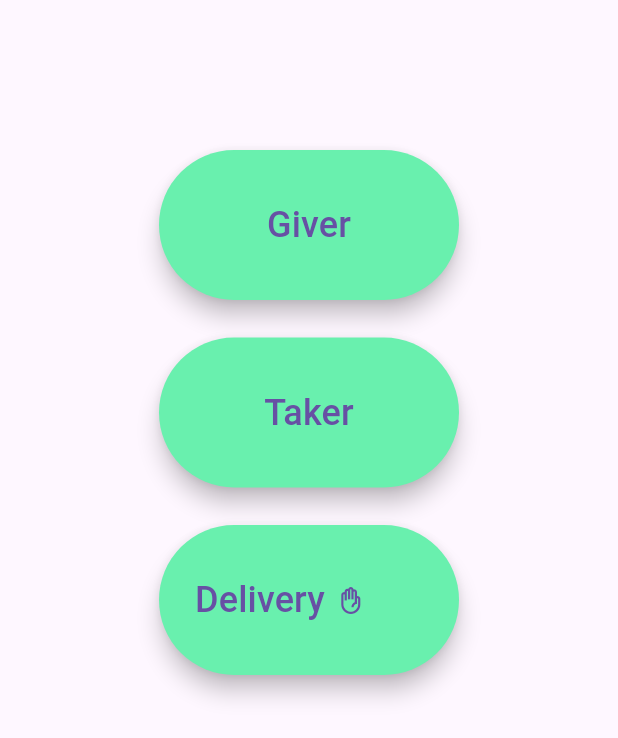
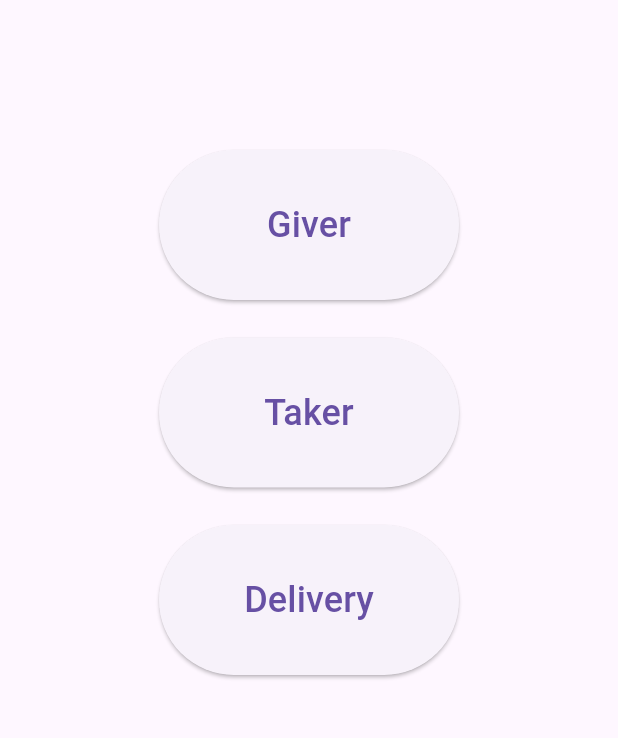
Before and after one commit to AqilHanan/YouthHack_2K24_Team14, a Flutter app: the screen it shows after launch, on a phone screen of 412 x 824 dp. Shown: the top 738 px of the screen. Run offline on Flutter 3.47's test engine with Material 3 defaults, Android fonts, the phone set to English and light mode, and no system bars; our stand-ins replace cloud_firestore, firebase_core; accounts and stored records are empty.

Commit message:
Revert "version 0.63"
This reverts commit d1a98cb29cfe32dbe8540811cfa3e9910ffafb3d.

```diff
--- a/lib/Pages/chooserolepage.dart
+++ b/lib/Pages/chooserolepage.dart
@@ -1,7 +1,4 @@
-import 'package:flutter/cupertino.dart';
 import 'package:flutter/material.dart';
-import 'package:flutter/rendering.dart';
-import 'package:flutter/widgets.dart';
 
 import 'delivererpage.dart';
 import 'giverpage.dart';
@@ -19,7 +16,6 @@ class _ChooseRolePageState extends State<ChooseRolePage> {
   @override
   Widget build(BuildContext context) {
     return Scaffold(
-      //backgroundColor: Colors.greenAccent[200], //200 //400
       body: SingleChildScrollView(
         child: SafeArea(
           child: Center(
@@ -32,11 +28,6 @@ class _ChooseRolePageState extends State<ChooseRolePage> {
                   height: 100,
                   width: 200,
                   child: ElevatedButton(
-                    style: ElevatedButton.styleFrom(
-                      backgroundColor: Colors.greenAccent[200],
-                      shadowColor: Colors.black,
-                      elevation: 6
-                    ),
                     onPressed: () {
                       Navigator.push(context,
                           MaterialPageRoute(builder: (context) => TestGiverPage()));
@@ -51,11 +42,6 @@ class _ChooseRolePageState extends State<ChooseRolePage> {
                   height: 100,
                   width: 200,
                   child: ElevatedButton(
-                    style: ElevatedButton.styleFrom(
-                        backgroundColor: Colors.greenAccent[200],
-                        shadowColor: Colors.black,
-                        elevation: 6
-                    ),
                     onPressed: () {
                       Navigator.push(
                         context,
@@ -76,11 +62,6 @@ class _ChooseRolePageState extends State<ChooseRolePage> {
                   height: 100,
                   width: 200,
                   child: ElevatedButton(
-                    style: ElevatedButton.styleFrom(
-                        backgroundColor: Colors.greenAccent[200],
-                        shadowColor: Colors.black,
-                        elevation: 6
-                    ),
                     onPressed: () {
                       Navigator.push(
                         context,
@@ -89,13 +70,7 @@ class _ChooseRolePageState extends State<ChooseRolePage> {
                         ),
                       );
                     },
-                    child: Row(
-                      children: [
-                        Text("Delivery", style: TextStyle(fontSize: 24)),
-                        SizedBox(width: 8,),
-                        Icon(Icons.front_hand_outlined),
-                      ],
-                    ),
+                    child: Text("Delivery", style: TextStyle(fontSize: 24)),
                   ),
                 ),
               ],
--- a/lib/Pages/collectionpage.dart
+++ b/lib/Pages/collectionpage.dart
@@ -40,7 +40,6 @@ class _CollectionPageState extends State<CollectionPage> {
 
   String _selectedFacilitiesString = '';
 
-  String selectedPlan = '';
   String _name = '';
   String _familyMembers = '';
   String _income = '';
@@ -98,7 +97,6 @@ class _CollectionPageState extends State<CollectionPage> {
                 onChanged: (PlanType? value) {
                   setState(() {
                     _selectedPlan = value;
-                    selectedPlan = 'Long Term';
                   });
                 },
               ),
@@ -109,7 +107,6 @@ class _CollectionPageState extends State<CollectionPage> {
                 onChanged: (PlanType? value) {
                   setState(() {
                     _selectedPlan = value;
-                    selectedPlan = 'Short Term';
                   });
                 },
               ),
@@ -258,7 +255,7 @@ class _CollectionPageState extends State<CollectionPage> {
                       onPressed: () {
                         firestoreService.addTaker(
                             _name,
-                            selectedPlan,
+                            _selectedPlan.toString(),
                             int.parse(_familyMembers),
                             int.parse(_income),
                             _selectedFacilitiesString);
--- a/lib/Pages/testgiverpage.dart
+++ b/lib/Pages/testgiverpage.dart
@@ -30,7 +30,6 @@ class _TestGiverPageState extends State<TestGiverPage> {
 
   final _nameGiverController = TextEditingController();
   Type? _selectedType = Type.business;
-  String selectedType = '';
 
   String _nameGiver = '';
   String _selectedDietTypeString = '';
@@ -114,7 +113,6 @@ class _TestGiverPageState extends State<TestGiverPage> {
                 onChanged: (Type? value) {
                   setState(() {
                     _selectedType = value;
-                    selectedType = 'Business';
                   });
                 },
               ),
@@ -125,7 +123,6 @@ class _TestGiverPageState extends State<TestGiverPage> {
                 onChanged: (Type? value) {
                   setState(() {
                     _selectedType = value;
-                    selectedType = 'Individual';
                   });
                 },
               ),
@@ -246,7 +243,7 @@ class _TestGiverPageState extends State<TestGiverPage> {
                 child: SizedBox(
                   child:ElevatedButton(onPressed: (){
                     firestoreService.addGiver(
-                        selectedType,
+                        _selectedType.toString(),
                         _nameGiver,
                         _selectedDietTypeString,
                         cooked,
--- a/lib/services/firestore.dart
+++ b/lib/services/firestore.dart
@@ -49,12 +49,12 @@ class FirestoreService {
   Future<void> addDeliverer(
       String nameDeliverer,
       String role,
-      //String order,
+      String order,
       ){
     return deliverers.add({
       'nameDeliverer': nameDeliverer,
       'role': role,
-      //'order': order,
+      'order': order,
       'timestamp': Timestamp.now(),
     });
   }
```
Also changed, not shown: lib/Pages/ordepage.dart (+0 -39 lines), lib/Pages/profilepage.dart (+2 -9 lines).
